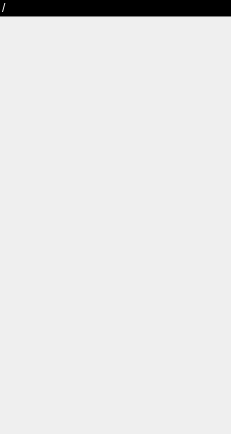
This is plugins/filebrowser/filebrowser.ui in rkyleg/scope as Qt 5 draws it before an edit. The edited form follows.
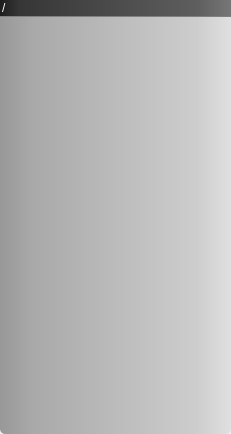
This is the edited form.

The edit to the form file:
```diff
--- a/plugins/filebrowser/filebrowser.ui
+++ b/plugins/filebrowser/filebrowser.ui
@@ -23,7 +23,11 @@
    <item row="1" column="0">
     <widget class="QTreeWidget" name="tr_dir">
      <property name="styleSheet">
-      <string notr="true">QTreeWidget{background:transparent;}</string>
+      <string notr="true">QTreeWidget {
+	background-color: qlineargradient(spread:pad, x1:0, y1:1, x2:1, y2:1, stop:0 rgba(152, 152, 152, 255), stop:0.144279 rgba(169, 169, 169, 255), stop:0.850746 rgba(205, 205, 205, 255), stop:1 rgba(224, 224, 224, 255));
+border-bottom-left-radius:5px;
+border-bottom-right-radius:5px;
+}</string>
      </property>
      <property name="frameShape">
       <enum>QFrame::NoFrame</enum>
@@ -50,7 +54,7 @@
    <item row="0" column="0">
     <widget class="QLineEdit" name="le_root">
      <property name="styleSheet">
-      <string notr="true">background-color:black;
+      <string notr="true">background-color: qlineargradient(spread:pad, x1:0, y1:0, x2:1, y2:0, stop:0 rgba(29, 29, 29, 255), stop:0.0845771 rgba(54, 54, 54, 255), stop:0.850746 rgba(94, 94, 94, 255), stop:1 rgba(119, 119, 119, 255));
 color:white;
 border:0px;
 border-bottom:1px solid gray;</string>
```
